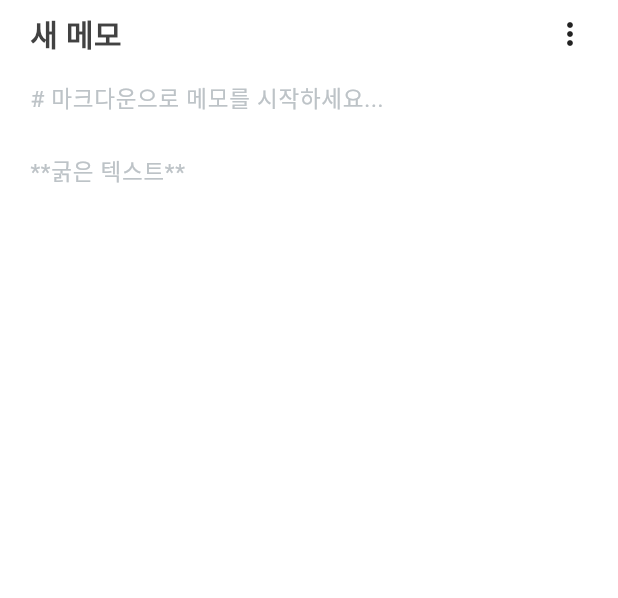
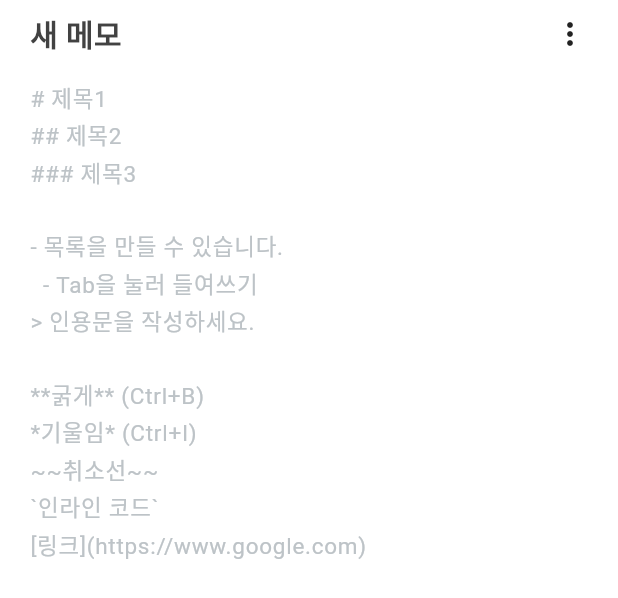
Before and after one commit to 810072/Memordo, a Flutter app: the MeetingScreen widget shown alone on an empty page, opened directly, on a phone screen of 412 x 824 dp. Shown: the top 598 px of the screen. Run offline on Flutter 3.47's test engine with Material 3 defaults, Android fonts, the phone set to English and light mode, and no system bars; our stand-ins replace file_picker, flutter_dotenv, flutter_secure_storage, shared_preferences, table_calendar; missing offline and left inert: dart:html, desktop_multi_window, graphview, window_manager; accounts and stored records are empty; network calls fail; Roboto replaces fonts that are missing (system-ui).

Commit message:
설명문서 추가

```diff
--- a/Frontend/lib/features/meeting_screen.dart
+++ b/Frontend/lib/features/meeting_screen.dart
@@ -385,7 +385,18 @@ class _MeetingScreenState extends State<MeetingScreen> {
       expands: true,
       textAlignVertical: TextAlignVertical.top,
       decoration: const InputDecoration.collapsed(
-        hintText: "# 마크다운으로 메모를 시작하세요...\n\n**굵은 텍스트**",
+        hintText:
+            "# 제목1\n" // hintText 변경
+            "## 제목2\n"
+            "### 제목3\n\n"
+            "- 목록을 만들 수 있습니다.\n"
+            "  - Tab을 눌러 들여쓰기\n"
+            "> 인용문을 작성하세요.\n\n"
+            "**굵게** (Ctrl+B)\n"
+            "*기울임* (Ctrl+I)\n"
+            "~~취소선~~\n"
+            "`인라인 코드`\n"
+            "[링크](https://www.google.com)",
         hintStyle: TextStyle(
           color: Color(0xFFbdc3c7),
           fontSize: 15,
```
